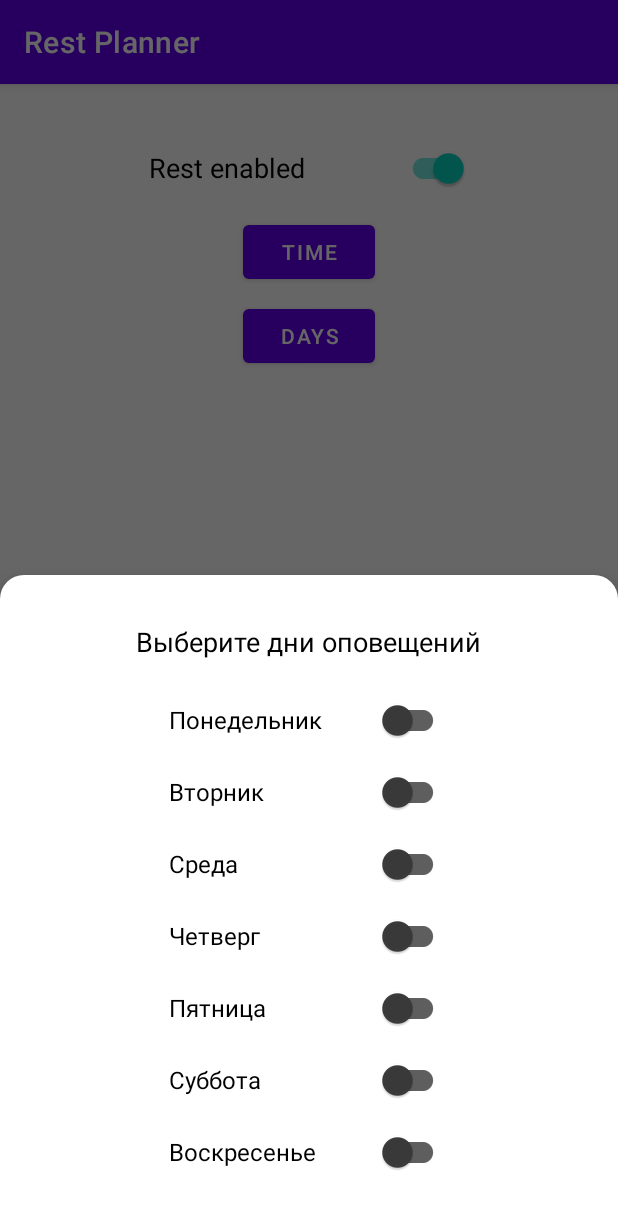
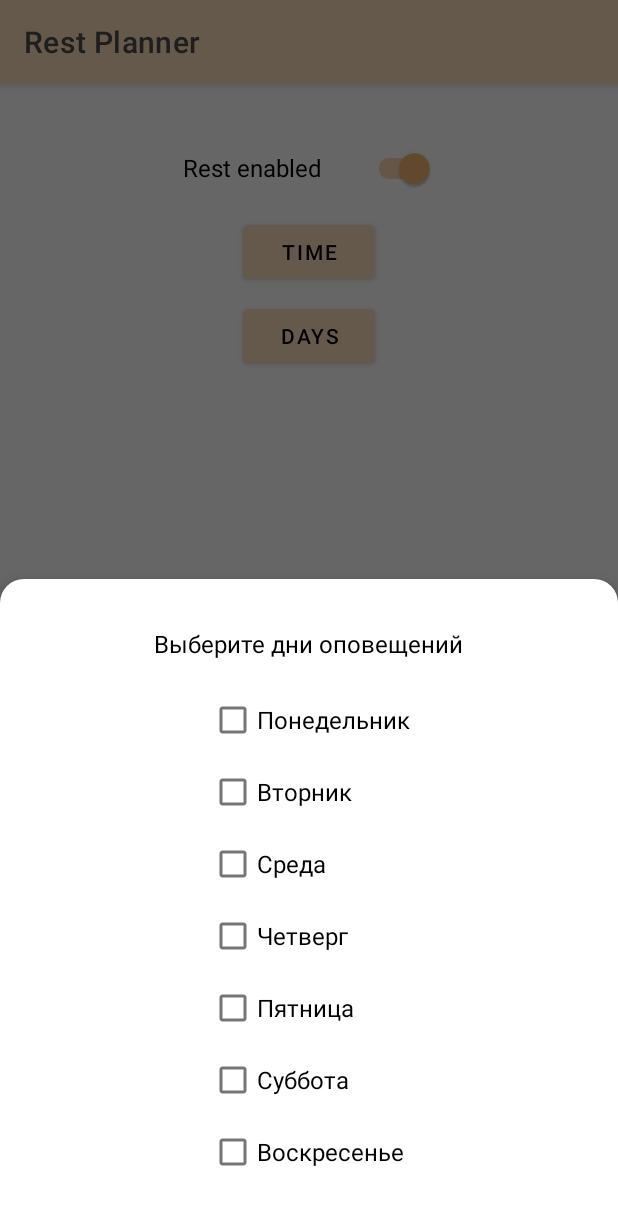
Before and after one commit to sergeevvs/rest-planner, an Android app: the screen it shows after launch (MainActivity), after a tap on "DAYS", on a phone screen of 412 x 824 dp. Shown: the top 1209 px of the screen. Run offline under Robolectric (Android 15) with nearby library versions, the phone set to English and light mode, and no system bars; 2 other taps on this screen came first.

Commit message:
App theme changed.

```diff
--- a/app/src/main/AndroidManifest.xml
+++ b/app/src/main/AndroidManifest.xml
@@ -10,7 +10,9 @@
         android:roundIcon="@mipmap/ic_launcher_round"
         android:supportsRtl="true"
         android:theme="@style/Theme.RestPlanner">
-        <activity android:name=".presentation.MainActivity">
+        <activity
+            android:name=".presentation.MainActivity"
+            android:screenOrientation="portrait">
             <intent-filter>
                 <action android:name="android.intent.action.MAIN" />
 
--- a/app/src/main/java/com/github/sergeevvs/restplanner/presentation/fragments/DaysFragment.kt
+++ b/app/src/main/java/com/github/sergeevvs/restplanner/presentation/fragments/DaysFragment.kt
@@ -4,12 +4,13 @@ import android.os.Bundle
 import android.view.LayoutInflater
 import android.view.View
 import android.view.ViewGroup
+import android.widget.CheckBox
+import androidx.core.view.children
 import androidx.fragment.app.activityViewModels
 import com.github.sergeevvs.restplanner.App
 import com.github.sergeevvs.restplanner.databinding.FragmentDaysBinding
 import com.github.sergeevvs.restplanner.presentation.viewmodels.PlannerViewModel
 import com.google.android.material.bottomsheet.BottomSheetDialogFragment
-import com.google.android.material.switchmaterial.SwitchMaterial
 
 class DaysFragment : BottomSheetDialogFragment() {
 
@@ -32,34 +33,29 @@ class DaysFragment : BottomSheetDialogFragment() {
     }
 
     private fun init() {
-        binding.switchMonday.isChecked = viewModel.monday
-        binding.switchTuesday.isChecked = viewModel.tuesday
-        binding.switchWednesday.isChecked = viewModel.wednesday
-        binding.switchThursday.isChecked = viewModel.thursday
-        binding.switchFriday.isChecked = viewModel.friday
-        binding.switchSaturday.isChecked = viewModel.saturday
-        binding.switchSunday.isChecked = viewModel.sunday
+        binding.cbMonday.isChecked = viewModel.monday
+        binding.cbTuesday.isChecked = viewModel.tuesday
+        binding.cbWednesday.isChecked = viewModel.wednesday
+        binding.cbThursday.isChecked = viewModel.thursday
+        binding.cbFriday.isChecked = viewModel.friday
+        binding.cbSaturday.isChecked = viewModel.saturday
+        binding.cbSunday.isChecked = viewModel.sunday
     }
 
     private fun initListeners() {
-        binding.switchMonday.setOnClickListener(this::saveDayActivating)
-        binding.switchTuesday.setOnClickListener(this::saveDayActivating)
-        binding.switchWednesday.setOnClickListener(this::saveDayActivating)
-        binding.switchThursday.setOnClickListener(this::saveDayActivating)
-        binding.switchFriday.setOnClickListener(this::saveDayActivating)
-        binding.switchSaturday.setOnClickListener(this::saveDayActivating)
-        binding.switchSunday.setOnClickListener(this::saveDayActivating)
+        for (cb in binding.cbGroup.children)
+            if (cb is CheckBox) cb.setOnClickListener(this::saveDayActivating)
     }
 
     private fun saveDayActivating(view: View) {
-        when (view as SwitchMaterial) {
-            binding.switchMonday -> viewModel.monday = view.isChecked
-            binding.switchTuesday -> viewModel.tuesday = view.isChecked
-            binding.switchWednesday -> viewModel.wednesday = view.isChecked
-            binding.switchThursday -> viewModel.thursday = view.isChecked
-            binding.switchFriday -> viewModel.friday = view.isChecked
-            binding.switchSaturday -> viewModel.saturday = view.isChecked
-            binding.switchSunday -> viewModel.sunday = view.isChecked
+        when (view as CheckBox) {
+            binding.cbMonday -> viewModel.monday = view.isChecked
+            binding.cbTuesday -> viewModel.tuesday = view.isChecked
+            binding.cbWednesday -> viewModel.wednesday = view.isChecked
+            binding.cbThursday -> viewModel.thursday = view.isChecked
+            binding.cbFriday -> viewModel.friday = view.isChecked
+            binding.cbSaturday -> viewModel.saturday = view.isChecked
+            binding.cbSunday -> viewModel.sunday = view.isChecked
         }
     }
 }
--- a/app/src/main/java/com/github/sergeevvs/restplanner/presentation/viewmodels/PlannerViewModel.kt
+++ b/app/src/main/java/com/github/sergeevvs/restplanner/presentation/viewmodels/PlannerViewModel.kt
@@ -1,7 +1,6 @@
 package com.github.sergeevvs.restplanner.presentation.viewmodels
 
 import androidx.lifecycle.ViewModel
-import com.github.sergeevvs.restplanner.data.Days
 import com.github.sergeevvs.restplanner.data.Preferences
 
 class PlannerViewModel(
--- a/app/src/main/res/layout/activity_main.xml
+++ b/app/src/main/res/layout/activity_main.xml
@@ -1,6 +1,5 @@
 <?xml version="1.0" encoding="utf-8"?>
 <androidx.constraintlayout.widget.ConstraintLayout xmlns:android="http://schemas.android.com/apk/res/android"
-    xmlns:app="http://schemas.android.com/apk/res-auto"
     xmlns:tools="http://schemas.android.com/tools"
     android:layout_width="match_parent"
     android:layout_height="match_parent"
--- a/app/src/main/res/layout/fragment_days.xml
+++ b/app/src/main/res/layout/fragment_days.xml
@@ -7,7 +7,6 @@
 
     <com.google.android.material.textview.MaterialTextView
         android:id="@+id/tv_choose_days"
-        style="@style/RestPlanner.TextView"
         android:layout_width="wrap_content"
         android:layout_height="wrap_content"
         android:text="@string/rest_days"
@@ -17,6 +16,7 @@
         app:layout_constraintTop_toTopOf="parent" />
 
     <LinearLayout
+        android:id="@+id/cb_group"
         android:layout_width="wrap_content"
         android:layout_height="wrap_content"
         android:layout_marginTop="16dp"
@@ -25,68 +25,47 @@
         app:layout_constraintStart_toStartOf="parent"
         app:layout_constraintTop_toBottomOf="@id/tv_choose_days">
 
-        <com.google.android.material.switchmaterial.SwitchMaterial
-            android:id="@+id/switch_monday"
-            android:layout_width="wrap_content"
+        <com.google.android.material.checkbox.MaterialCheckBox
+            android:id="@+id/cb_monday"
+            android:layout_width="match_parent"
             android:layout_height="wrap_content"
-            android:minEms="10"
-            android:text="@string/monday"
-            android:textColor="@color/black"
-            android:textSize="16sp" />
+            android:text="@string/monday" />
 
-        <com.google.android.material.switchmaterial.SwitchMaterial
-            android:id="@+id/switch_tuesday"
-            android:layout_width="wrap_content"
+        <com.google.android.material.checkbox.MaterialCheckBox
+            android:id="@+id/cb_tuesday"
+            android:layout_width="match_parent"
             android:layout_height="wrap_content"
-            android:minEms="10"
-            android:text="@string/tuesday"
-            android:textColor="@color/black"
-            android:textSize="16sp" />
+            android:text="@string/tuesday" />
 
-        <com.google.android.material.switchmaterial.SwitchMaterial
-            android:id="@+id/switch_wednesday"
-            android:layout_width="wrap_content"
+        <com.google.android.material.checkbox.MaterialCheckBox
+            android:id="@+id/cb_wednesday"
+            android:layout_width="match_parent"
             android:layout_height="wrap_content"
-            android:minEms="10"
-            android:text="@string/wednesday"
-            android:textColor="@color/black"
-            android:textSize="16sp" />
+            android:text="@string/wednesday" />
 
-        <com.google.android.material.switchmaterial.SwitchMaterial
-            android:id="@+id/switch_thursday"
-            android:layout_width="wrap_content"
+        <com.google.android.material.checkbox.MaterialCheckBox
+            android:id="@+id/cb_thursday"
+            android:layout_width="match_parent"
             android:layout_height="wrap_content"
-            android:minEms="10"
-            android:text="@string/thursday"
-            android:textColor="@color/black"
-            android:textSize="16sp" />
+            android:text="@string/thursday" />
 
-        <com.google.android.material.switchmaterial.SwitchMaterial
-            android:id="@+id/switch_friday"
-            android:layout_width="wrap_content"
+        <com.google.android.material.checkbox.MaterialCheckBox
+            android:id="@+id/cb_friday"
+            android:layout_width="match_parent"
             android:layout_height="wrap_content"
-            android:minEms="10"
-            android:text="@string/friday"
-            android:textColor="@color/black"
-            android:textSize="16sp" />
+            android:text="@string/friday" />
 
-        <com.google.android.material.switchmaterial.SwitchMaterial
-            android:id="@+id/switch_saturday"
-            android:layout_width="wrap_content"
+        <com.google.android.material.checkbox.MaterialCheckBox
+            android:id="@+id/cb_saturday"
+            android:layout_width="match_parent"
             android:layout_height="wrap_content"
-            android:minEms="10"
-            android:text="@string/saturday"
-            android:textColor="@color/black"
-            android:textSize="16sp" />
+            android:text="@string/saturday" />
 
-        <com.google.android.material.switchmaterial.SwitchMaterial
-            android:id="@+id/switch_sunday"
-            android:layout_width="wrap_content"
+        <com.google.android.material.checkbox.MaterialCheckBox
+            android:id="@+id/cb_sunday"
+            android:layout_width="match_parent"
             android:layout_height="wrap_content"
-            android:minEms="10"
-            android:text="@string/sunday"
-            android:textColor="@color/black"
-            android:textSize="16sp" />
+            android:text="@string/sunday" />
     </LinearLayout>
 
 </androidx.constraintlayout.widget.ConstraintLayout>
--- a/app/src/main/res/layout/fragment_main.xml
+++ b/app/src/main/res/layout/fragment_main.xml
@@ -9,9 +9,8 @@
         android:id="@+id/switch_planner_enabled"
         android:layout_width="wrap_content"
         android:layout_height="wrap_content"
-        android:ems="10"
+        android:ems="9"
         android:text="@string/rest_enabled"
-        android:textSize="@dimen/text_size"
         app:layout_constraintEnd_toEndOf="parent"
         app:layout_constraintStart_toStartOf="parent"
         app:layout_constraintTop_toTopOf="parent" />
--- a/app/src/main/res/layout/fragment_time.xml
+++ b/app/src/main/res/layout/fragment_time.xml
@@ -8,7 +8,6 @@
 
     <com.google.android.material.textview.MaterialTextView
         android:id="@+id/tv_choose_period"
-        style="@style/RestPlanner.TextView"
         android:layout_width="wrap_content"
         android:layout_height="wrap_content"
         android:text="@string/rest_time_period"
@@ -28,35 +27,30 @@
 
         <com.google.android.material.radiobutton.MaterialRadioButton
             android:id="@+id/every_15_minutes"
-            style="@style/RestPlanner.RadioButton"
             android:layout_width="wrap_content"
             android:layout_height="wrap_content"
             android:text="@string/every_15_minutes" />
 
         <com.google.android.material.radiobutton.MaterialRadioButton
             android:id="@+id/every_30_minutes"
-            style="@style/RestPlanner.RadioButton"
             android:layout_width="wrap_content"
             android:layout_height="wrap_content"
             android:text="@string/every_30_minutes" />
 
         <com.google.android.material.radiobutton.MaterialRadioButton
             android:id="@+id/every_45_minutes"
-            style="@style/RestPlanner.RadioButton"
             android:layout_width="wrap_content"
             android:layout_height="wrap_content"
             android:text="@string/every_45_minutes" />
 
         <com.google.android.material.radiobutton.MaterialRadioButton
             android:id="@+id/every_60_minutes"
-            style="@style/RestPlanner.RadioButton"
             android:layout_width="wrap_content"
             android:layout_height="wrap_content"
             android:text="@string/every_60_minutes" />
 
         <com.google.android.material.radiobutton.MaterialRadioButton
             android:id="@+id/every_90_minutes"
-            style="@style/RestPlanner.RadioButton"
             android:layout_width="wrap_content"
             android:layout_height="wrap_content"
             android:text="@string/every_90_minutes" />
--- a/app/src/main/res/values-night/themes.xml
+++ b/app/src/main/res/values-night/themes.xml
@@ -11,11 +11,15 @@
         <item name="colorOnSecondary">@color/black</item>
         <!-- Status bar color. -->
         <item name="android:statusBarColor" tools:targetApi="l">?attr/colorPrimaryVariant</item>
+        <!-- Other colors. -->
+
         <!-- Customize your theme here. -->
+        <item name="bottomSheetDialogTheme">@style/RestPlanner.BottomSheetDialog</item>
+        <item name="android:textViewStyle">@style/RestPlanner.TextView</item>
+        <item name="checkboxStyle">@style/RestPlanner.CheckBox</item>
+        <item name="switchStyle">@style/RestPlanner.Switch</item>
+        <!-- Custom attrs. -->
         <item name="colorBottomSheetDialog">@color/dark_gray</item>
         <item name="colorTextOnBottomSheetDialog">@color/white</item>
-
-        <item name="android:textViewStyle">@style/RestPlanner.TextView</item>
-        <item name="bottomSheetDialogTheme">@style/RestPlanner.BottomSheetDialog</item>
     </style>
 </resources>
--- a/app/src/main/res/values/colors.xml
+++ b/app/src/main/res/values/colors.xml
@@ -8,4 +8,14 @@
     <color name="black">#FF000000</color>
     <color name="white">#FFFFFFFF</color>
     <color name="dark_gray">#FF4B4B4B</color>
+    <color name="light_gray">#C8C8C8</color>
+    <!-- Custom colors. -->
+    <color name="primaryColor">#fce0bb</color>
+    <color name="primaryLightColor">#ffffee</color>
+    <color name="primaryDarkColor">#c8ae8b</color>
+    <color name="secondaryColor">#fcb971</color>
+    <color name="secondaryLightColor">#ffeba1</color>
+    <color name="secondaryDarkColor">#c68944</color>
+    <color name="primaryTextColor">#000000</color>
+    <color name="secondaryTextColor">#000000</color>
 </resources>
--- a/app/src/main/res/values/dimens.xml
+++ b/app/src/main/res/values/dimens.xml
@@ -1,7 +1,7 @@
 <?xml version="1.0" encoding="utf-8"?>
 <resources>
     <dimen name="layout_padding">32dp</dimen>
-    <dimen name="text_size">18sp</dimen>
+    <dimen name="text_size">16sp</dimen>
     <dimen name="rb_text_size">16sp</dimen>
     <dimen name="rb_padding">8dp</dimen>
     <dimen name="btn_margin">8dp</dimen>
--- a/app/src/main/res/values/styles.xml
+++ b/app/src/main/res/values/styles.xml
@@ -1,18 +1,26 @@
 <?xml version="1.0" encoding="utf-8"?>
 <resources>
 
-    <style name="RestPlanner.RadioButton" parent="Widget.MaterialComponents.CompoundButton.RadioButton">
-        <item name="android:textSize">@dimen/rb_text_size</item>
-        <item name="android:padding">@dimen/rb_padding</item>
-        <item name="android:textColor">?attr/colorTextOnBottomSheetDialog</item>
-    </style>
+    <style name="RestPlanner.MaterialThemeOverlay" parent="Theme.RestPlanner" />
 
-    <style name="RestPlanner.TextView" parent="Widget.MaterialComponents.TextView">
-        <item name="android:textSize">@dimen/text_size</item>
+    <style name="RestPlanner.ActionBarThemeOverlay" parent="ThemeOverlay.AppCompat.Dark.ActionBar">
+        <!-- title text color -->
+        <item name="android:textColorPrimary">@color/dark_gray</item>
+        <!-- subtitle text color -->
+        <item name="android:textColorSecondary">?android:textColorPrimary</item>
+        <!-- action menu item text color -->
+        <item name="actionMenuTextColor">?android:textColorPrimary</item>
+        <!-- action menu item icon color -->
+        <item name="colorControlNormal">?android:textColorPrimary</item>
     </style>
 
     <style name="RestPlanner.BottomSheetDialog" parent="Theme.MaterialComponents.BottomSheetDialog">
         <item name="bottomSheetStyle">@style/RestPlanner.BottomSheet</item>
+        <!-- Themes for components. -->
+        <item name="android:textViewStyle">@style/RestPlanner.TextView</item>
+        <item name="radioButtonStyle">@style/RestPlanner.RadioButton</item>
+        <item name="checkboxStyle">@style/RestPlanner.CheckBox</item>
+        <item name="switchStyle">@style/RestPlanner.Switch</item>
     </style>
 
     <style name="RestPlanner.BottomSheet" parent="Widget.MaterialComponents.BottomSheet">
@@ -26,4 +34,28 @@
         <item name="cornerSizeTopLeft">@dimen/corner_size</item>
         <item name="cornerSizeTopRight">@dimen/corner_size</item>
     </style>
+
+    <style name="RestPlanner.TextView" parent="Widget.MaterialComponents.TextView">
+        <item name="android:textSize">@dimen/text_size</item>
+    </style>
+
+    <style name="RestPlanner.RadioButton" parent="Widget.MaterialComponents.CompoundButton.RadioButton">
+        <item name="android:textSize">@dimen/rb_text_size</item>
+        <item name="android:padding">@dimen/rb_padding</item>
+        <item name="android:textColor">?attr/colorTextOnBottomSheetDialog</item>
+        <item name="materialThemeOverlay">@style/RestPlanner.MaterialThemeOverlay</item>
+    </style>
+
+    <style name="RestPlanner.CheckBox" parent="Widget.MaterialComponents.CompoundButton.CheckBox">
+        <item name="android:textColor">?attr/colorTextOnBottomSheetDialog</item>
+        <item name="android:textSize">16sp</item>
+        <item name="materialThemeOverlay">@style/RestPlanner.MaterialThemeOverlay</item>
+    </style>
+
+    <style name="RestPlanner.Switch" parent="Widget.MaterialComponents.CompoundButton.Switch">
+        <item name="android:ems">12</item>
+        <item name="android:textColor">?attr/colorTextOnBottomSheetDialog</item>
+        <item name="android:textSize">16sp</item>
+        <item name="materialThemeOverlay">@style/RestPlanner.MaterialThemeOverlay</item>
+    </style>
 </resources>
--- a/app/src/main/res/values/themes.xml
+++ b/app/src/main/res/values/themes.xml
@@ -1,21 +1,27 @@
 <resources xmlns:tools="http://schemas.android.com/tools">
     <!-- Base application theme. -->
     <style name="Theme.RestPlanner" parent="Theme.MaterialComponents.DayNight.DarkActionBar">
+        <!-- ActionBar styling -->
+        <item name="actionBarTheme">@style/RestPlanner.ActionBarThemeOverlay</item>
         <!-- Primary brand color. -->
-        <item name="colorPrimary">@color/purple_500</item>
-        <item name="colorPrimaryVariant">@color/purple_700</item>
-        <item name="colorOnPrimary">@color/white</item>
+        <item name="colorPrimary">@color/primaryColor</item>
+        <item name="colorPrimaryVariant">@color/primaryDarkColor</item>
+        <item name="colorOnPrimary">@color/primaryTextColor</item>
         <!-- Secondary brand color. -->
-        <item name="colorSecondary">@color/teal_200</item>
-        <item name="colorSecondaryVariant">@color/teal_700</item>
-        <item name="colorOnSecondary">@color/black</item>
+        <item name="colorSecondary">@color/secondaryColor</item>
+        <item name="colorSecondaryVariant">@color/secondaryDarkColor</item>
+        <item name="colorOnSecondary">@color/secondaryTextColor</item>
         <!-- Status bar color. -->
         <item name="android:statusBarColor" tools:targetApi="l">?attr/colorPrimaryVariant</item>
+        <!-- Other colors. -->
+
         <!-- Customize your theme here. -->
+        <item name="bottomSheetDialogTheme">@style/RestPlanner.BottomSheetDialog</item>
+        <item name="android:textViewStyle">@style/RestPlanner.TextView</item>
+        <item name="checkboxStyle">@style/RestPlanner.CheckBox</item>
+        <item name="switchStyle">@style/RestPlanner.Switch</item>
+        <!-- Custom attrs. -->
         <item name="colorBottomSheetDialog">@color/white</item>
         <item name="colorTextOnBottomSheetDialog">@color/black</item>
-
-        <item name="android:textViewStyle">@style/RestPlanner.TextView</item>
-        <item name="bottomSheetDialogTheme">@style/RestPlanner.BottomSheetDialog</item>
     </style>
 </resources>
```
